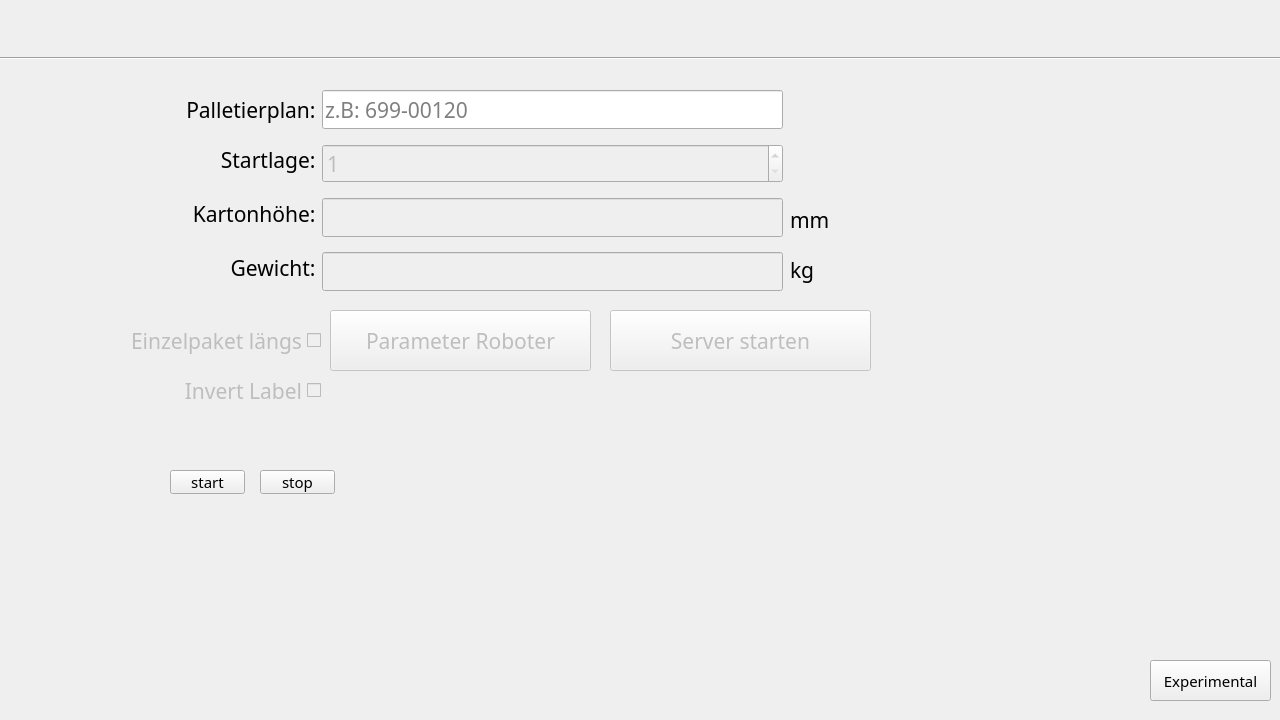
Above: ui_files/MainWindow.ui from Snupai/MultipackParser before the change. Below: the same form after it.
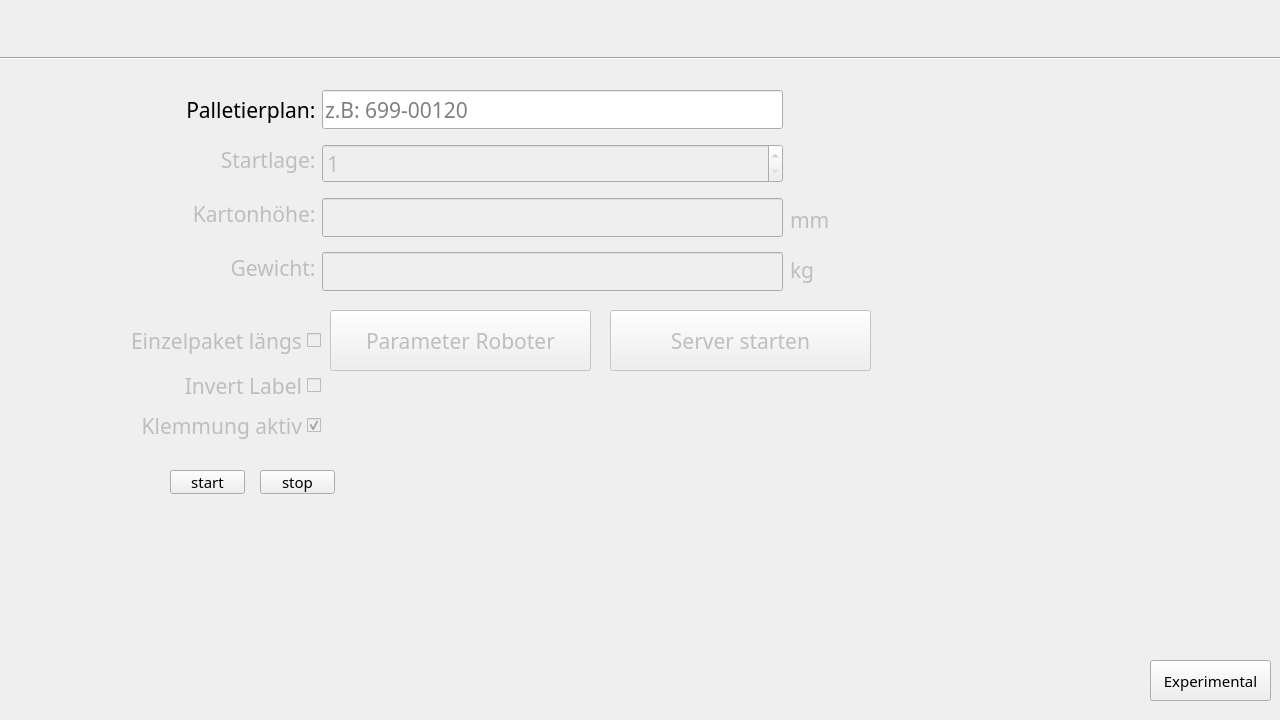
That is the form after the change. Icons and pictures are not drawn.

Commit message:
Enhance UI and functionality for robot control
- Updated the `load` function in `robot_control.py` to include an `interface_enabled` flag for better UI state management.
- Added a new checkbox for "Klemmung aktiv" in the `MainWindow.ui` and corresponding logic in `ui_main_window.py` to manage its state.
- Registered the `UR20_GetKlemmungStatus` function in the server and implemented it in `UR20_Server_functions.py` to retrieve the status of the klemmung.
- Updated the Python import helper for improved code completion support for the new function and UI elements.

What changed in the file:
```diff
--- a/ui_files/MainWindow.ui
+++ b/ui_files/MainWindow.ui
@@ -317,7 +317,10 @@
       <set>Qt::AlignCenter</set>
      </property>
     </widget>
-    <widget class="QLabel" name="label_9">
+    <widget class="QLabel" name="label_Kartonhoehe_mm">
+     <property name="enabled">
+      <bool>false</bool>
+     </property>
      <property name="geometry">
       <rect>
        <x>790</x>
@@ -339,7 +342,10 @@
       <string>&lt;html&gt;&lt;head/&gt;&lt;body&gt;&lt;p&gt;mm&lt;/p&gt;&lt;/body&gt;&lt;/html&gt;</string>
      </property>
     </widget>
-    <widget class="QLabel" name="label_10">
+    <widget class="QLabel" name="label_Gewicht_kg">
+     <property name="enabled">
+      <bool>false</bool>
+     </property>
      <property name="geometry">
       <rect>
        <x>790</x>
@@ -395,7 +401,10 @@
       <string>z.B: 699-00120</string>
      </property>
     </widget>
-    <widget class="QLabel" name="label_4">
+    <widget class="QLabel" name="label_Gewicht">
+     <property name="enabled">
+      <bool>false</bool>
+     </property>
      <property name="geometry">
       <rect>
        <x>80</x>
@@ -480,7 +489,10 @@
       <bool>true</bool>
      </property>
     </widget>
-    <widget class="QLabel" name="label_2">
+    <widget class="QLabel" name="label_Startlage">
+     <property name="enabled">
+      <bool>false</bool>
+     </property>
      <property name="geometry">
       <rect>
        <x>80</x>
@@ -548,7 +560,10 @@
       <number>1</number>
      </property>
     </widget>
-    <widget class="QLabel" name="label_3">
+    <widget class="QLabel" name="label_Kartonhoehe">
+     <property name="enabled">
+      <bool>false</bool>
+     </property>
      <property name="geometry">
       <rect>
        <x>80</x>
@@ -730,9 +745,9 @@
      <property name="geometry">
       <rect>
        <x>70</x>
-       <y>360</y>
+       <y>370</y>
        <width>251</width>
-       <height>61</height>
+       <height>31</height>
       </rect>
      </property>
      <property name="font">
@@ -751,6 +766,37 @@
       <string>Invert Label</string>
      </property>
     </widget>
+    <widget class="QCheckBox" name="checkBoxKlemmung">
+     <property name="enabled">
+      <bool>false</bool>
+     </property>
+     <property name="geometry">
+      <rect>
+       <x>70</x>
+       <y>410</y>
+       <width>251</width>
+       <height>31</height>
+      </rect>
+     </property>
+     <property name="font">
+      <font>
+       <family>RobotoMono Nerd Font</family>
+       <pointsize>16</pointsize>
+      </font>
+     </property>
+     <property name="cursor">
+      <cursorShape>PointingHandCursor</cursorShape>
+     </property>
+     <property name="layoutDirection">
+      <enum>Qt::RightToLeft</enum>
+     </property>
+     <property name="text">
+      <string>Klemmung aktiv</string>
+     </property>
+     <property name="checked">
+      <bool>true</bool>
+     </property>
+    </widget>
     <zorder>checkBoxEinzelpaket</zorder>
     <zorder>ButtonDatenSenden</zorder>
     <zorder>ButtonOpenParameterRoboter</zorder>
```
Left out of the diff: 11 changed lines with no effect on the pictures. The commit also changes 5 other files.
